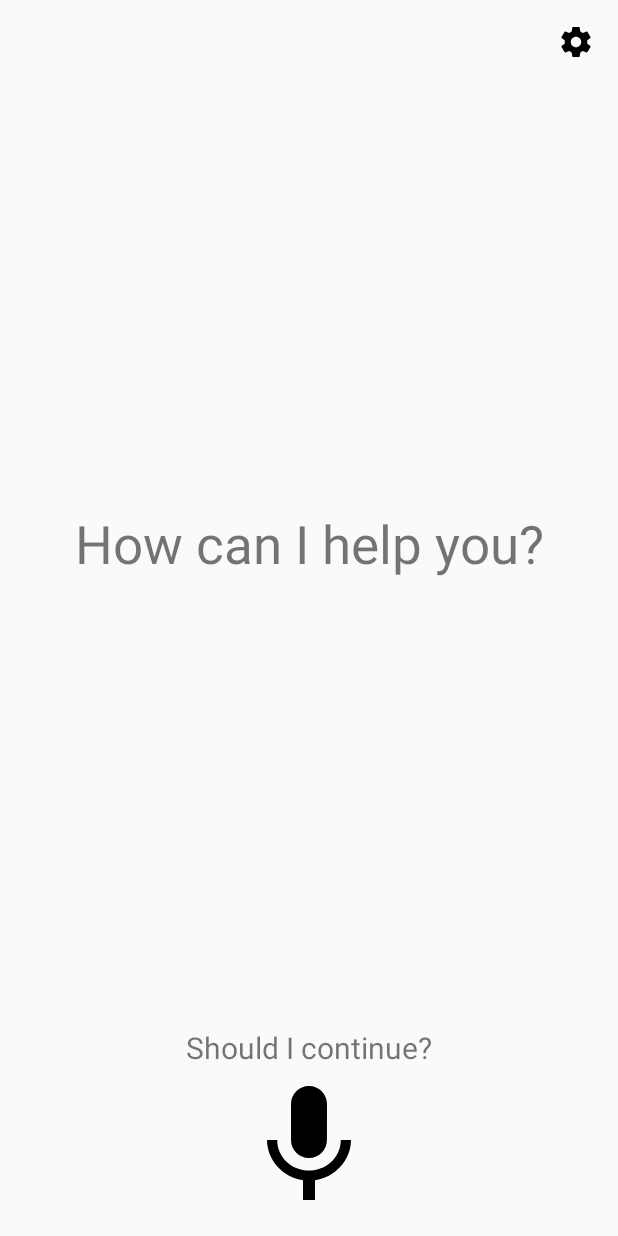
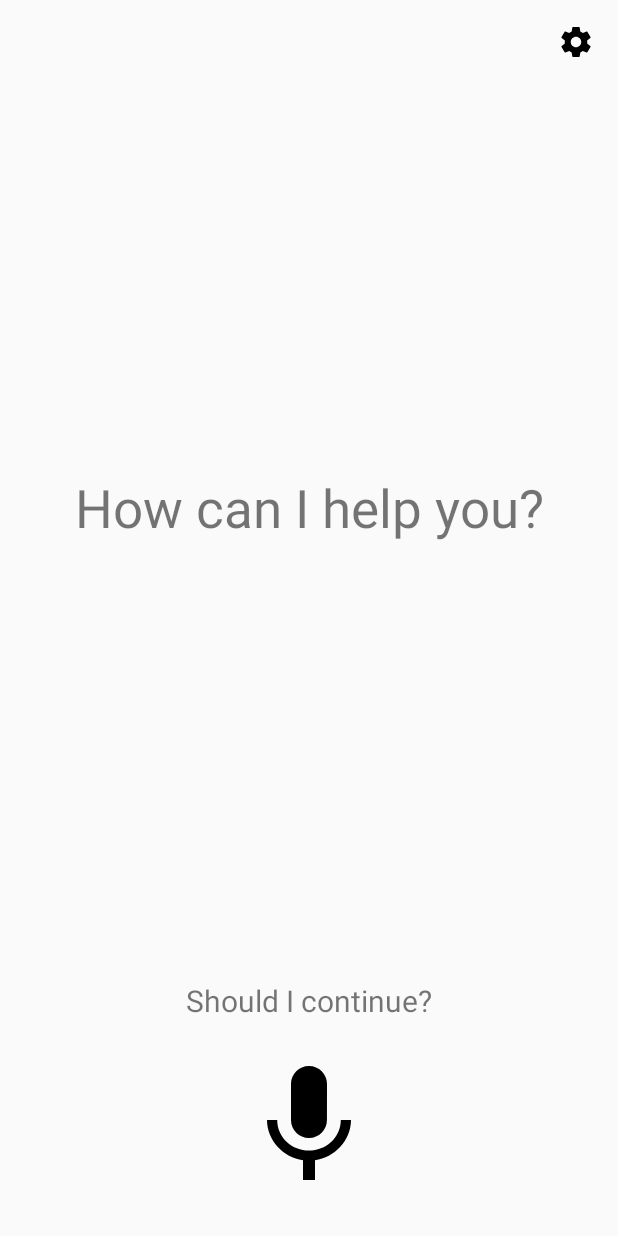
Before and after one commit to ShaelShah/Lahni-Assistant, an Android app: the screen it shows after launch (MainActivity), on a phone screen of 412 x 824 dp. Run offline under Robolectric (Android 15) with nearby library versions, the phone set to English and light mode, and no system bars.

Commit message:
added fragments to handle different types of instructions

```diff
--- a/app/src/main/java/com/shael/segfaultstrategies/lahniassistant/MainActivity.java
+++ b/app/src/main/java/com/shael/segfaultstrategies/lahniassistant/MainActivity.java
@@ -2,6 +2,7 @@ package com.shael.segfaultstrategies.lahniassistant;
 
 import android.Manifest;
 import android.app.Activity;
+import android.app.FragmentTransaction;
 import android.content.Intent;
 import android.content.pm.PackageManager;
 import android.net.Uri;
@@ -17,6 +18,7 @@ import android.telephony.SmsManager;
 import android.view.View;
 import android.widget.Button;
 import android.widget.ImageButton;
+import android.widget.RelativeLayout;
 import android.widget.TextView;
 
 import java.util.List;
@@ -40,6 +42,7 @@ public class MainActivity extends Activity {
     protected TextView instructionTextView;
     protected TextView confirmTextView;
     protected ImageButton settingsButton;
+    protected RelativeLayout relativeLayout;
 
     //Speech Recognizer
     protected SpeechRecognizer speechRecognizer;
@@ -50,6 +53,9 @@ public class MainActivity extends Activity {
 
     //Send sms
     protected SmsManager smsManager;
+
+    //Variable
+    private boolean isTextVisible = true;
 
     @Override
     protected void onCreate(Bundle savedInstanceState) {
@@ -63,10 +69,20 @@ public class MainActivity extends Activity {
 
         //View instantiation
         speakButton = (Button) findViewById(R.id.speakButton);
-        instructionTextView = (TextView) findViewById(R.id.instructionTextView);
+        //instructionTextView = (TextView) findViewById(R.id.instructionTextView);
         confirmTextView = (TextView) findViewById(R.id.confirmTextView);
         settingsButton = (ImageButton) findViewById(R.id.settingsButton);
         listenButton = (ImageButton) findViewById(R.id.listenButton);
+        relativeLayout = (RelativeLayout) findViewById(R.id.activity_main);
+
+        if (findViewById(R.id.fragment_container) != null) {
+            if (savedInstanceState == null) {
+                TextViewFragment fragment = new TextViewFragment();
+                fragment.setArguments(getIntent().getExtras());
+
+                getFragmentManager().beginTransaction().add(R.id.fragment_container, fragment).commit();
+            }
+        }
 
         //Speak Recognizer instantiation
         speechRecognizer = SpeechRecognizer.createSpeechRecognizer(this);
@@ -110,6 +126,28 @@ public class MainActivity extends Activity {
         settingsButton.setOnClickListener(new View.OnClickListener() {
             @Override
             public void onClick(View view) {
+                if (isTextVisible) {
+                    ImageViewFragment imageViewFragment = new ImageViewFragment();
+                    FragmentTransaction transaction = getFragmentManager().beginTransaction();
+                    transaction.replace(R.id.fragment_container, imageViewFragment);
+                    transaction.addToBackStack(null);
+                    transaction.commit();
+                    isTextVisible = false;
+                } else {
+                    TextViewFragment textViewFragment = new TextViewFragment();
+                    FragmentTransaction transaction = getFragmentManager().beginTransaction();
+                    transaction.replace(R.id.fragment_container, textViewFragment);
+                    transaction.addToBackStack(null);
+                    transaction.commit();
+                    isTextVisible = true;
+                }
+            }
+        });
+
+        relativeLayout.setOnClickListener(new View.OnClickListener() {
+            @Override
+            public void onClick(View view) {
+                speechRecognizer.startListening(speechRecognizerIntent);
             }
         });
     }
@@ -121,6 +159,11 @@ public class MainActivity extends Activity {
             textToSpeech.shutdown();
         }
         super.onPause();
+    }
+
+    @Override
+    protected void onResume() {
+        super.onResume();
     }
 
     public void startTimer(String message, int seconds) {
--- a/app/src/main/java/com/shael/segfaultstrategies/lahniassistant/SpeechRecognitionListener.java
+++ b/app/src/main/java/com/shael/segfaultstrategies/lahniassistant/SpeechRecognitionListener.java
@@ -7,9 +7,6 @@ import android.speech.tts.TextToSpeech;
 
 import java.util.ArrayList;
 
-/**
- * Created by root on 04/03/17.
- */
 class SpeechRecognitionListener implements RecognitionListener {
 
     private MainActivity mainActivity;
--- /dev/null
+++ b/app/src/main/java/com/shael/segfaultstrategies/lahniassistant/TextViewFragment.java
@@ -0,0 +1,22 @@
+package com.shael.segfaultstrategies.lahniassistant;
+
+import android.app.Fragment;
+import android.os.Bundle;
+import android.view.LayoutInflater;
+import android.view.View;
+import android.view.ViewGroup;
+
+public class TextViewFragment extends Fragment {
+
+    @Override
+    public void onCreate(Bundle savedInstance) {
+        super.onCreate(savedInstance);
+    }
+
+    @Override
+    public View onCreateView(LayoutInflater inflater, ViewGroup container, Bundle savedInstanceState) {
+        // Inflate the layout for this fragment
+        return inflater.inflate(R.layout.textview_fragment, container, false);
+    }
+
+}
--- a/app/src/main/res/layout/activity_main.xml
+++ b/app/src/main/res/layout/activity_main.xml
@@ -24,6 +24,18 @@
         android:layout_alignParentTop="true"
         android:layout_alignParentEnd="true" />
 
+    <FrameLayout
+        android:id="@+id/fragment_container"
+        android:layout_width="match_parent"
+        android:layout_height="wrap_content"
+        android:background="@drawable/custom_background"
+        android:layout_below="@+id/settingsButton"
+        android:layout_alignParentStart="true"
+        android:layout_alignParentEnd="true"
+        android:layout_above="@+id/confirmTextView" >
+    </FrameLayout>
+
+    <!--
     <TextView
         android:id="@+id/instructionTextView"
         android:text="How can I help you?"
@@ -37,19 +49,7 @@
         android:layout_alignParentStart="true"
         android:layout_alignParentEnd="true"
         android:layout_above="@+id/confirmTextView" />
-
-    <TextView
-        android:text="Should I continue?"
-        android:layout_width="match_parent"
-        android:layout_height="wrap_content"
-        android:gravity="center"
-        android:id="@+id/confirmTextView"
-        android:background="@drawable/custom_background"
-        android:typeface="sans"
-        android:textSize="20sp"
-        android:layout_alignParentStart="true"
-        android:layout_alignParentEnd="true"
-        android:layout_above="@+id/listenButton" />
+    -->
 
     <Button
         android:id="@+id/speakButton"
@@ -62,6 +62,20 @@
         android:layout_alignParentStart="true"
         android:visibility="invisible"/>
 
+    <TextView
+        android:text="Should I continue?"
+        android:layout_width="match_parent"
+        android:layout_height="wrap_content"
+        android:gravity="center"
+        android:id="@+id/confirmTextView"
+        android:background="@drawable/custom_background"
+        android:typeface="sans"
+        android:textSize="20sp"
+        android:paddingTop="16dp"
+        android:layout_above="@+id/listenButton"
+        android:layout_alignParentStart="true"
+        android:layout_marginBottom="18dp" />
+
     <ImageButton
         android:id="@+id/listenButton"
         android:layout_width="wrap_content"
@@ -69,6 +83,7 @@
         android:src="@drawable/ic_keyboard_voice_black_24dp"
         android:background="@drawable/custom_background"
         android:layout_alignParentBottom="true"
-        android:layout_centerHorizontal="true" />
+        android:layout_centerHorizontal="true"
+        android:layout_marginBottom="13dp" />
 
 </RelativeLayout>
--- /dev/null
+++ b/app/src/main/res/layout/textview_fragment.xml
@@ -0,0 +1,18 @@
+<?xml version="1.0" encoding="utf-8"?>
+<LinearLayout xmlns:android="http://schemas.android.com/apk/res/android"
+    android:orientation="vertical"
+    android:layout_width="match_parent"
+    android:layout_height="match_parent"
+    android:layout_gravity="center">
+
+    <TextView
+        android:id="@+id/instructionTextView"
+        android:text="How can I help you?"
+        android:layout_width="match_parent"
+        android:layout_height="match_parent"
+        android:gravity="center"
+        android:background="@drawable/custom_background"
+        android:typeface="sans"
+        android:textSize="35sp" />
+
+</LinearLayout>
```
Also changed, not shown: app/src/main/java/com/shael/segfaultstrategies/lahniassistant/ImageViewFragment.java (added, +22 -0 lines), app/src/main/res/layout/imageview_fragment.xml (added, +16 -0 lines).
